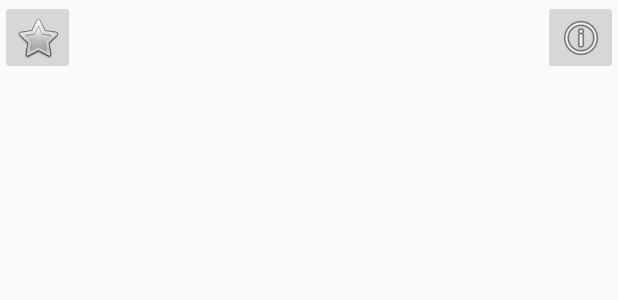
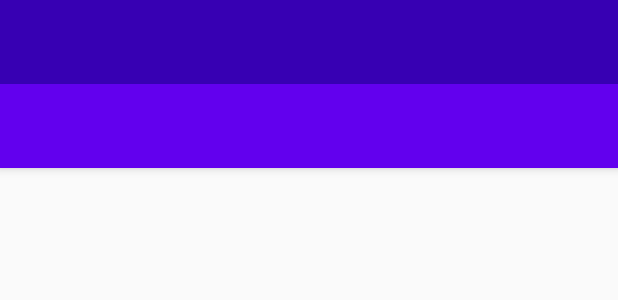
Before and after one commit to royalstyles/Bucks, an Android app: the layout activity_main.xml on its own in the app's theme, with its tools: preview values and no code run, on a phone screen of 412 x 824 dp. Shown: the top 300 px of the screen. Run offline under Robolectric (Android 15) with nearby library versions, the phone set to English and light mode, and no system bars.

Commit message:
nav 적용

```diff
--- a/app/src/main/res/layout/activity_main.xml
+++ b/app/src/main/res/layout/activity_main.xml
@@ -1,15 +1,49 @@
 <?xml version="1.0" encoding="utf-8"?>
-<androidx.drawerlayout.widget.DrawerLayout
+<android.support.v4.widget.DrawerLayout
     xmlns:android="http://schemas.android.com/apk/res/android"
     xmlns:app="http://schemas.android.com/apk/res-auto"
     xmlns:tools="http://schemas.android.com/tools"
+    android:id="@+id/drawer_layout"
     android:layout_width="match_parent"
     android:layout_height="match_parent"
-    android:orientation="vertical"
-    android:id="@+id/main_layout"
-    tools:context=".MainActivity">
+    android:fitsSystemWindows="true"
+    tools:openDrawer="start">
 
+    <android.support.design.widget.CoordinatorLayout
+        android:layout_width="match_parent"
+        android:layout_height="match_parent" >
 
-    <include layout="@layout/activity_drawer"/>
+        <android.support.design.widget.AppBarLayout
+            android:layout_width="match_parent"
+            android:layout_height="wrap_content"
+            android:theme="@style/AppTheme.AppBarOverlay">
 
-</androidx.drawerlayout.widget.DrawerLayout>
+            <android.support.v7.widget.Toolbar
+                android:id="@+id/toolbar"
+                android:layout_width="match_parent"
+                android:layout_height="?attr/actionBarSize"
+                android:background="?attr/colorPrimary"
+                app:popupTheme="@style/AppTheme.PopupOverlay" />
+
+        </android.support.design.widget.AppBarLayout>
+
+        <FrameLayout
+            android:id="@+id/container"
+            android:layout_width="match_parent"
+            android:layout_height="match_parent"
+            app:layout_behavior="@string/appbar_scrolling_view_behavior">
+
+        </FrameLayout>
+
+    </android.support.design.widget.CoordinatorLayout>
+
+    <android.support.design.widget.NavigationView
+        android:id="@+id/nav_view"
+        android:layout_width="wrap_content"
+        android:layout_height="match_parent"
+        android:layout_gravity="start"
+        android:fitsSystemWindows="true"
+        app:headerLayout="@layout/nav_header_main"
+        app:menu="@menu/activity_main_drawer" />
+
+</android.support.v4.widget.DrawerLayout>
```
